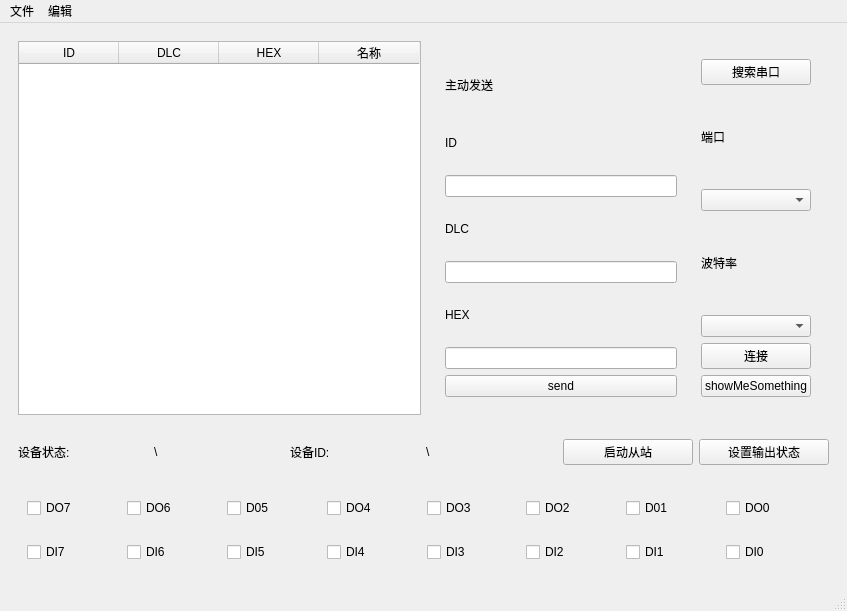
Qt form mainwindow.ui (sgh579/myCANopenManager) before a commit.
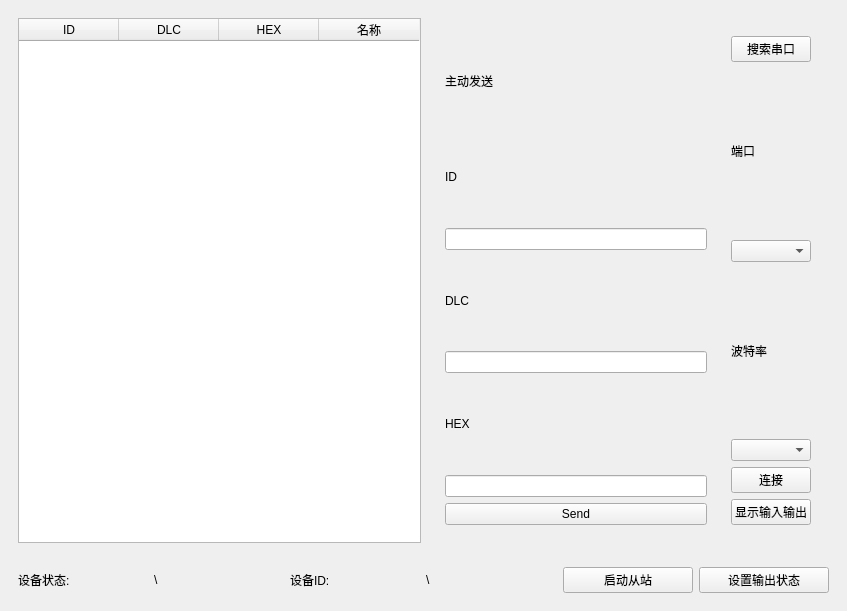
The same form after that commit. Icons and pictures are not drawn.

Diff of the .ui file:
```diff
--- a/mainwindow.ui
+++ b/mainwindow.ui
@@ -88,7 +88,11 @@
              <item>
               <widget class="QPushButton" name="writeButton">
                <property name="text">
-                <string>send</string>
+                <string>Send</string>
+               </property>
+               <property name="icon">
+                <iconset resource="res.qrc">
+                 <normaloff>:/Image/send.png</normaloff>:/Image/send.png</iconset>
                </property>
               </widget>
              </item>
@@ -107,6 +111,12 @@
              </item>
              <item>
               <widget class="QLabel" name="label_5">
+               <property name="sizePolicy">
+                <sizepolicy hsizetype="Minimum" vsizetype="Minimum">
+                 <horstretch>0</horstretch>
+                 <verstretch>0</verstretch>
+                </sizepolicy>
+               </property>
                <property name="text">
                 <string>端口</string>
                </property>
@@ -117,6 +127,12 @@
              </item>
              <item>
               <widget class="QLabel" name="label_6">
+               <property name="sizePolicy">
+                <sizepolicy hsizetype="Preferred" vsizetype="Minimum">
+                 <horstretch>0</horstretch>
+                 <verstretch>0</verstretch>
+                </sizepolicy>
+               </property>
                <property name="text">
                 <string>波特率</string>
                </property>
@@ -135,7 +151,11 @@
              <item>
               <widget class="QPushButton" name="showPushButton">
                <property name="text">
-                <string>showMeSomething</string>
+                <string>显示输入输出</string>
+               </property>
+               <property name="icon">
+                <iconset resource="res.qrc">
+                 <normaloff>:/Image/status.png</normaloff>:/Image/status.png</iconset>
                </property>
               </widget>
              </item>
@@ -191,160 +211,10 @@
          <property name="text">
           <string>设置输出状态</string>
          </property>
-        </widget>
-       </item>
-      </layout>
-     </widget>
-    </item>
-    <item>
-     <widget class="QWidget" name="widget_6" native="true">
-      <layout class="QVBoxLayout" name="verticalLayout_3">
-       <item>
-        <widget class="QWidget" name="widget_5" native="true">
-         <layout class="QHBoxLayout" name="horizontalLayout_3">
-          <item>
-           <widget class="QCheckBox" name="checkBox_8">
-            <property name="text">
-             <string>DO7</string>
-            </property>
-           </widget>
-          </item>
-          <item>
-           <widget class="QCheckBox" name="checkBox_7">
-            <property name="text">
-             <string>DO6</string>
-            </property>
-           </widget>
-          </item>
-          <item>
-           <widget class="QCheckBox" name="checkBox_6">
-            <property name="text">
-             <string>D05</string>
-            </property>
-           </widget>
-          </item>
-          <item>
-           <widget class="QCheckBox" name="checkBox_5">
-            <property name="text">
-             <string>DO4</string>
-            </property>
-           </widget>
-          </item>
-          <item>
-           <widget class="QCheckBox" name="checkBox_4">
-            <property name="text">
-             <string>DO3</string>
-            </property>
-           </widget>
-          </item>
-          <item>
-           <widget class="QCheckBox" name="checkBox_3">
-            <property name="text">
-             <string>DO2</string>
-            </property>
-           </widget>
-          </item>
-          <item>
-           <widget class="QCheckBox" name="checkBox_2">
-            <property name="text">
-             <string>D01</string>
-            </property>
-           </widget>
-          </item>
-          <item>
-           <widget class="QCheckBox" name="checkBox">
-            <property name="text">
-             <string>DO0</string>
-            </property>
-           </widget>
-          </item>
-         </layout>
-        </widget>
-       </item>
-       <item>
-        <widget class="QWidget" name="widget_4" native="true">
-         <layout class="QHBoxLayout" name="horizontalLayout_2">
-          <item>
-           <widget class="QCheckBox" name="checkBox_15">
-            <property name="text">
-             <string>DI7</string>
-            </property>
-            <property name="checkable">
-             <bool>true</bool>
-            </property>
-           </widget>
-          </item>
-          <item>
-           <widget class="QCheckBox" name="checkBox_14">
-            <property name="text">
-             <string>DI6</string>
-            </property>
-            <property name="checkable">
-             <bool>true</bool>
-            </property>
-           </widget>
-          </item>
-          <item>
-           <widget class="QCheckBox" name="checkBox_13">
-            <property name="text">
-             <string>DI5</string>
-            </property>
-            <property name="checkable">
-             <bool>true</bool>
-            </property>
-           </widget>
-          </item>
-          <item>
-           <widget class="QCheckBox" name="checkBox_12">
-            <property name="text">
-             <string>DI4</string>
-            </property>
-            <property name="checkable">
-             <bool>true</bool>
-            </property>
-           </widget>
-          </item>
-          <item>
-           <widget class="QCheckBox" name="checkBox_11">
-            <property name="text">
-             <string>DI3</string>
-            </property>
-            <property name="checkable">
-             <bool>true</bool>
-            </property>
-           </widget>
-          </item>
-          <item>
-           <widget class="QCheckBox" name="checkBox_10">
-            <property name="text">
-             <string>DI2</string>
-            </property>
-            <property name="checkable">
-             <bool>true</bool>
-            </property>
-           </widget>
-          </item>
-          <item>
-           <widget class="QCheckBox" name="checkBox_16">
-            <property name="text">
-             <string>DI1</string>
-            </property>
-            <property name="checkable">
-             <bool>true</bool>
-            </property>
-           </widget>
-          </item>
-          <item>
-           <widget class="QCheckBox" name="checkBox_9">
-            <property name="text">
-             <string>DI0</string>
-            </property>
-            <property name="checkable">
-             <bool>true</bool>
-            </property>
-           </widget>
-          </item>
-         </layout>
+         <property name="icon">
+          <iconset resource="res.qrc">
+           <normaloff>:/Image/set.png</normaloff>:/Image/set.png</iconset>
+         </property>
         </widget>
        </item>
       </layout>
@@ -352,42 +222,6 @@
     </item>
    </layout>
   </widget>
-  <widget class="QMenuBar" name="menubar">
-   <property name="geometry">
-    <rect>
-     <x>0</x>
-     <y>0</y>
-     <width>847</width>
-     <height>22</height>
-    </rect>
-   </property>
-   <widget class="QMenu" name="menu">
-    <property name="title">
-     <string>文件</string>
-    </property>
-    <addaction name="actionnew"/>
-    <addaction name="separator"/>
-    <addaction name="actionopen"/>
-   </widget>
-   <widget class="QMenu" name="menu_2">
-    <property name="title">
-     <string>编辑</string>
-    </property>
-   </widget>
-   <addaction name="menu"/>
-   <addaction name="menu_2"/>
-  </widget>
-  <widget class="QStatusBar" name="statusBar"/>
-  <action name="actionnew">
-   <property name="text">
-    <string>新建</string>
-   </property>
-  </action>
-  <action name="actionopen">
-   <property name="text">
-    <string>打开</string>
-   </property>
-  </action>
  </widget>
  <resources/>
  <connections/>
```
Left out of the diff: 25 changed lines with no effect on the pictures.
